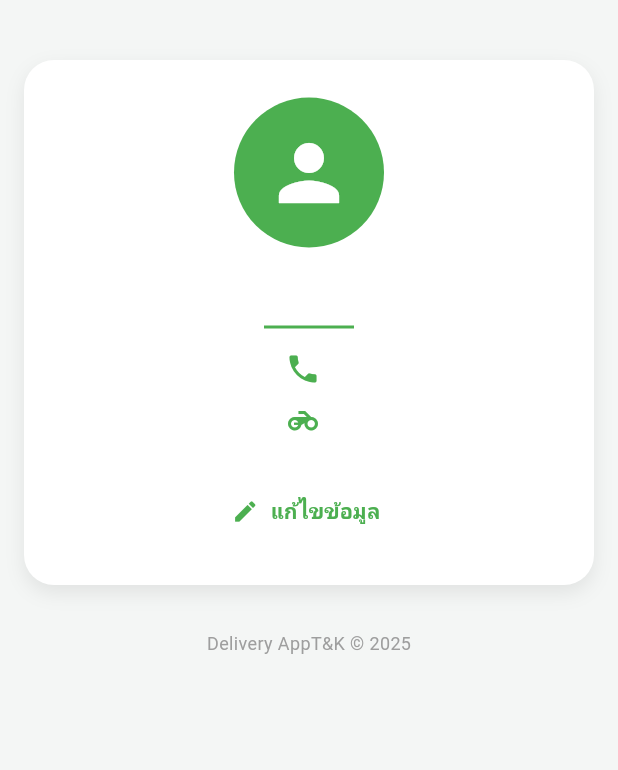
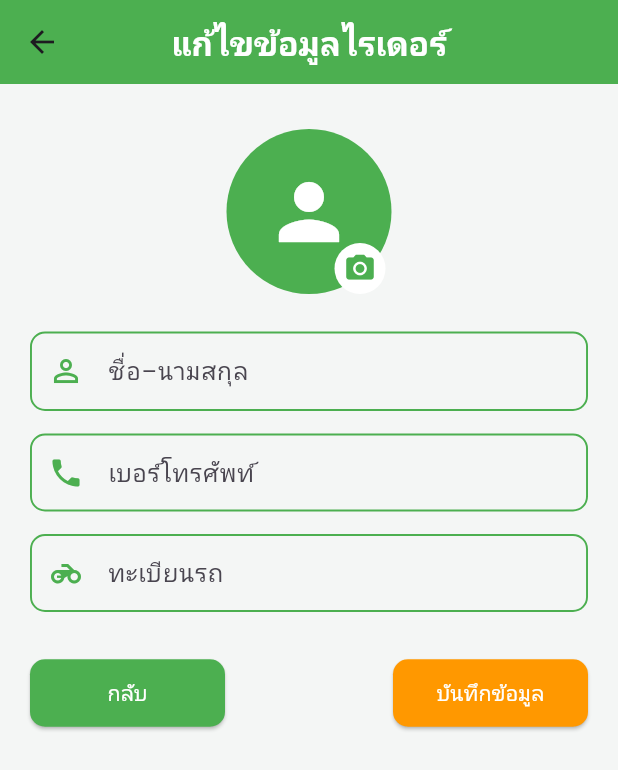
Before and after one commit to Chakhieyw/delivery_frontend, a Flutter app: the RiderProfilePage screen opened directly, after a tap on "แก้ไขข้อมูล", on a phone screen of 412 x 824 dp. Shown: the top 770 px of the screen. Run offline on Flutter 3.47's test engine with Material 3 defaults, Android fonts, the light colour scheme and no system bars; our stand-ins replace cloud_firestore, firebase_auth, firebase_core, firebase_storage, flutter_dotenv, flutter_map and 3 more; missing offline and left inert: cloudinary_public; accounts and stored records are empty.

Commit message:
edit_profile

```diff
--- /dev/null
+++ b/lib/page/edit_profile_rider.dart
@@ -0,0 +1,241 @@
+import 'dart:io';
+import 'package:flutter/material.dart';
+import 'package:image_picker/image_picker.dart';
+import 'package:firebase_auth/firebase_auth.dart';
+import 'package:cloud_firestore/cloud_firestore.dart';
+import 'package:firebase_storage/firebase_storage.dart';
+
+class EditProfileRiderPage extends StatefulWidget {
+  const EditProfileRiderPage({super.key});
+
+  @override
+  State<EditProfileRiderPage> createState() => _EditProfileRiderPageState();
+}
+
+class _EditProfileRiderPageState extends State<EditProfileRiderPage> {
+  final _auth = FirebaseAuth.instance;
+  final _firestore = FirebaseFirestore.instance;
+  final _storage = FirebaseStorage.instance;
+  final _picker = ImagePicker();
+
+  final _nameController = TextEditingController();
+  final _phoneController = TextEditingController();
+  final _plateController = TextEditingController();
+
+  String? _imageUrl;
+  File? _selectedImage;
+  bool _isLoading = false;
+
+  @override
+  void initState() {
+    super.initState();
+    fetchRiderData();
+  }
+
+  Future<void> fetchRiderData() async {
+    final user = _auth.currentUser;
+    if (user == null) return;
+    try {
+      final doc = await _firestore.collection('riders').doc(user.uid).get();
+      if (doc.exists) {
+        final data = doc.data()!;
+        _nameController.text = data['name'] ?? '';
+        _phoneController.text = data['phone'] ?? '';
+        _plateController.text = data['plate'] ?? '';
+        _imageUrl = data['imageUrl'];
+        setState(() {});
+      }
+    } catch (e) {
+      debugPrint("⚠️ Error loading data: $e");
+    }
+  }
+
+  Future<void> pickImage() async {
+    final picked =
+        await _picker.pickImage(source: ImageSource.gallery, imageQuality: 85);
+    if (picked != null) {
+      setState(() => _selectedImage = File(picked.path));
+    }
+  }
+
+  Future<void> saveProfile() async {
+    final user = _auth.currentUser;
+    if (user == null) return;
+
+    if (_nameController.text.isEmpty ||
+        _phoneController.text.isEmpty ||
+        _plateController.text.isEmpty) {
+      ScaffoldMessenger.of(context).showSnackBar(
+          const SnackBar(content: Text("⚠️ กรุณากรอกข้อมูลให้ครบถ้วน")));
+      return;
+    }
+
+    setState(() => _isLoading = true);
+
+    try {
+      String? imageUrl = _imageUrl;
+
+      // 📤 อัปโหลดรูปใหม่ถ้ามีการเลือก
+      if (_selectedImage != null) {
+        final ref = _storage.ref().child('profile/${user.uid}.jpg');
+        await ref.putFile(_selectedImage!);
+        imageUrl = await ref.getDownloadURL();
+      }
+
+      // 📝 อัปเดต Firestore
+      await _firestore.collection('riders').doc(user.uid).update({
+        'name': _nameController.text.trim(),
+        'phone': _phoneController.text.trim(),
+        'plate': _plateController.text.trim(),
+        'imageUrl': imageUrl ?? '',
+      });
+
+      ScaffoldMessenger.of(context)
+          .showSnackBar(const SnackBar(content: Text("✅ บันทึกข้อมูลสำเร็จ")));
+
+      Navigator.pop(context); // กลับไปหน้าโปรไฟล์
+    } catch (e) {
+      debugPrint("❌ Error saving data: $e");
+      ScaffoldMessenger.of(context).showSnackBar(
+          const SnackBar(content: Text("❌ เกิดข้อผิดพลาดในการบันทึกข้อมูล")));
+    } finally {
+      setState(() => _isLoading = false);
+    }
+  }
+
+  @override
+  Widget build(BuildContext context) {
+    return Scaffold(
+      backgroundColor: const Color(0xFFF4F6F5),
+      appBar: AppBar(
+        backgroundColor: const Color(0xFF4CAF50),
+        title: const Text(
+          "แก้ไขข้อมูลไรเดอร์",
+          style: TextStyle(color: Colors.white, fontWeight: FontWeight.bold),
+        ),
+        centerTitle: true,
+      ),
+      body: SingleChildScrollView(
+        padding: const EdgeInsets.all(20),
+        child: Center(
+          child: Column(
+            children: [
+              const SizedBox(height: 10),
+              // 🔹 รูปโปรไฟล์
+              Stack(
+                children: [
+                  CircleAvatar(
+                    radius: 55,
+                    backgroundColor: const Color(0xFF4CAF50),
+                    backgroundImage: _selectedImage != null
+                        ? FileImage(_selectedImage!)
+                        : (_imageUrl != null && _imageUrl!.isNotEmpty)
+                            ? NetworkImage(_imageUrl!) as ImageProvider
+                            : null,
+                    child: (_selectedImage == null &&
+                            (_imageUrl == null || _imageUrl!.isEmpty))
+                        ? const Icon(Icons.person,
+                            size: 60, color: Colors.white)
+                        : null,
+                  ),
+                  Positioned(
+                    bottom: 0,
+                    right: 4,
+                    child: GestureDetector(
+                      onTap: pickImage,
+                      child: Container(
+                        padding: const EdgeInsets.all(6),
+                        decoration: const BoxDecoration(
+                          color: Colors.white,
+                          shape: BoxShape.circle,
+                        ),
+                        child: const Icon(Icons.camera_alt,
+                            color: Colors.green, size: 22),
+                      ),
+                    ),
+                  ),
+                ],
+              ),
+              const SizedBox(height: 25),
+
+              // 🔹 ช่องชื่อ
+              TextField(
+                controller: _nameController,
+                decoration:
+                    _inputDecoration(Icons.person_outline, "ชื่อ–นามสกุล"),
+              ),
+              const SizedBox(height: 15),
+
+              // 🔹 ช่องเบอร์โทรศัพท์
+              TextField(
+                controller: _phoneController,
+                keyboardType: TextInputType.phone,
+                decoration: _inputDecoration(Icons.phone, "เบอร์โทรศัพท์"),
+              ),
+              const SizedBox(height: 15),
+
+              // 🔹 ช่องทะเบียนรถ
+              TextField(
+                controller: _plateController,
+                decoration: _inputDecoration(Icons.motorcycle, "ทะเบียนรถ"),
+              ),
+              const SizedBox(height: 30),
+
+              // 🔹 ปุ่มบันทึก / กลับ
+              Row(
+                mainAxisAlignment: MainAxisAlignment.spaceBetween,
+                children: [
+                  ElevatedButton(
+                    onPressed: () => Navigator.pop(context),
+                    style: ElevatedButton.styleFrom(
+                      backgroundColor: Colors.green,
+                      minimumSize: const Size(130, 45),
+                      shape: RoundedRectangleBorder(
+                          borderRadius: BorderRadius.circular(10)),
+                    ),
+                    child: const Text("กลับ",
+                        style: TextStyle(color: Colors.white)),
+                  ),
+                  ElevatedButton(
+                    onPressed: _isLoading ? null : saveProfile,
+                    style: ElevatedButton.styleFrom(
+                      backgroundColor: Colors.orange,
+                      minimumSize: const Size(130, 45),
+                      shape: RoundedRectangleBorder(
+                          borderRadius: BorderRadius.circular(10)),
+                    ),
+                    child: _isLoading
+                        ? const SizedBox(
+                            width: 20,
+                            height: 20,
+                            child: CircularProgressIndicator(
+                                strokeWidth: 2, color: Colors.white),
+                          )
+                        : const Text("บันทึกข้อมูล",
+                            style: TextStyle(color: Colors.white)),
+                  ),
+                ],
+              ),
+            ],
+          ),
+        ),
+      ),
+    );
+  }
+
+  InputDecoration _inputDecoration(IconData icon, String hint) {
+    return InputDecoration(
+      prefixIcon: Icon(icon, color: Colors.green),
+      hintText: hint,
+      contentPadding: const EdgeInsets.symmetric(horizontal: 16, vertical: 14),
+      enabledBorder: OutlineInputBorder(
+        borderSide: const BorderSide(color: Colors.green, width: 1.3),
+        borderRadius: BorderRadius.circular(10),
+      ),
+      focusedBorder: OutlineInputBorder(
+        borderSide: const BorderSide(color: Colors.green, width: 1.5),
+        borderRadius: BorderRadius.circular(10),
+      ),
+    );
+  }
+}
--- a/lib/page/profile_rider.dart
+++ b/lib/page/profile_rider.dart
@@ -1,6 +1,8 @@
+import 'package:delivery_frontend/page/edit_profile_rider.dart';
 import 'package:flutter/material.dart';
 import 'package:cloud_firestore/cloud_firestore.dart';
 import 'package:firebase_auth/firebase_auth.dart';
+import 'package:firebase_storage/firebase_storage.dart'; // 👈 สำหรับกรณี imageUrl เป็น path
 
 class RiderProfilePage extends StatefulWidget {
   const RiderProfilePage({super.key});
@@ -24,22 +26,72 @@ class _RiderProfilePageState extends State<RiderProfilePage> {
     fetchRiderData();
   }
 
+  /// แปลง path -> URL (ในกรณีที่ Firestore เก็บเป็น path)
+  Future<String?> _normalizeImageUrl(String? raw) async {
+    if (raw == null) return null;
+    final s = raw.trim();
+    if (s.isEmpty) return null;
+    if (s.startsWith('http')) return s;
+    try {
+      final ref = FirebaseStorage.instance.ref(s);
+      return await ref.getDownloadURL();
+    } catch (e) {
+      debugPrint('❌ Error getDownloadURL: $e');
+      return null;
+    }
+  }
+
   Future<void> fetchRiderData() async {
     final user = _auth.currentUser;
     if (user == null) return;
 
     try {
-      final doc = await _firestore.collection('riders').doc(user.uid).get();
-      if (doc.exists) {
-        setState(() {
-          name = doc['name'];
-          phone = doc['phone'];
-          plate = doc['plate'];
-          imageUrl = doc['imageUrl'];
-        });
-      }
+      final snap = await _firestore.collection('riders').doc(user.uid).get();
+      if (!snap.exists) return;
+
+      final data = snap.data() ?? {};
+      final rawImage = (data['imageUrl'] ??
+          data['photo'] ??
+          data['profileImage']) as String?;
+
+      final normalizedUrl = await _normalizeImageUrl(rawImage);
+
+      setState(() {
+        name = (data['name'] as String?)?.trim();
+        phone = (data['phone'] as String?)?.trim();
+        plate = (data['plate'] as String?)?.trim();
+        imageUrl = normalizedUrl;
+      });
+
+      debugPrint("🖼 imageUrl(final): $imageUrl");
     } catch (e) {
-      print("Error fetching rider data: $e");
+      debugPrint("⚠️ Error fetching rider data: $e");
+    }
+  }
+
+  /// วิดเจ็ตแสดงรูปโปรไฟล์ ป้องกัน crash
+  Widget _buildAvatar() {
+    final bool hasImage = imageUrl != null && imageUrl!.isNotEmpty;
+
+    if (hasImage) {
+      // ✅ มีรูปภาพ
+      return CircleAvatar(
+        key: ValueKey(imageUrl),
+        radius: 50,
+        backgroundColor: const Color(0xFF4CAF50),
+        backgroundImage: NetworkImage(imageUrl!),
+        onBackgroundImageError: (error, stackTrace) {
+          debugPrint("⚠️ โหลดรูปไม่ได้: $error");
+          if (mounted) setState(() => imageUrl = null);
+        },
+      );
+    } else {
+      // ✅ ไม่มีรูปภาพ
+      return const CircleAvatar(
+        radius: 50,
+        backgroundColor: Color(0xFF4CAF50),
+        child: Icon(Icons.person, color: Colors.white, size: 60),
+      );
     }
   }
 
@@ -71,17 +123,7 @@ class _RiderProfilePageState extends State<RiderProfilePage> {
                 child: Column(
                   children: [
                     // 🔹 รูปโปรไฟล์
-                    CircleAvatar(
-                      radius: 50,
-                      backgroundColor: const Color(0xFF4CAF50),
-                      backgroundImage: imageUrl != null && imageUrl!.isNotEmpty
-                          ? NetworkImage(imageUrl!)
-                          : null,
-                      child: imageUrl == null || imageUrl!.isEmpty
-                          ? const Icon(Icons.person,
-                              size: 60, color: Colors.white)
-                          : null,
-                    ),
+                    _buildAvatar(),
                     const SizedBox(height: 15),
                     // 🔹 ชื่อ
                     Text(
@@ -131,7 +173,11 @@ class _RiderProfilePageState extends State<RiderProfilePage> {
                     // 🔹 ปุ่มแก้ไขข้อมูล
                     TextButton.icon(
                       onPressed: () {
-                        // TODO: ไปหน้าแก้ไขโปรไฟล์
+                        Navigator.push(
+                          context,
+                          MaterialPageRoute(
+                              builder: (_) => const EditProfileRiderPage()),
+                        );
                       },
                       icon: const Icon(Icons.edit, color: Colors.green),
                       label: const Text(
```
